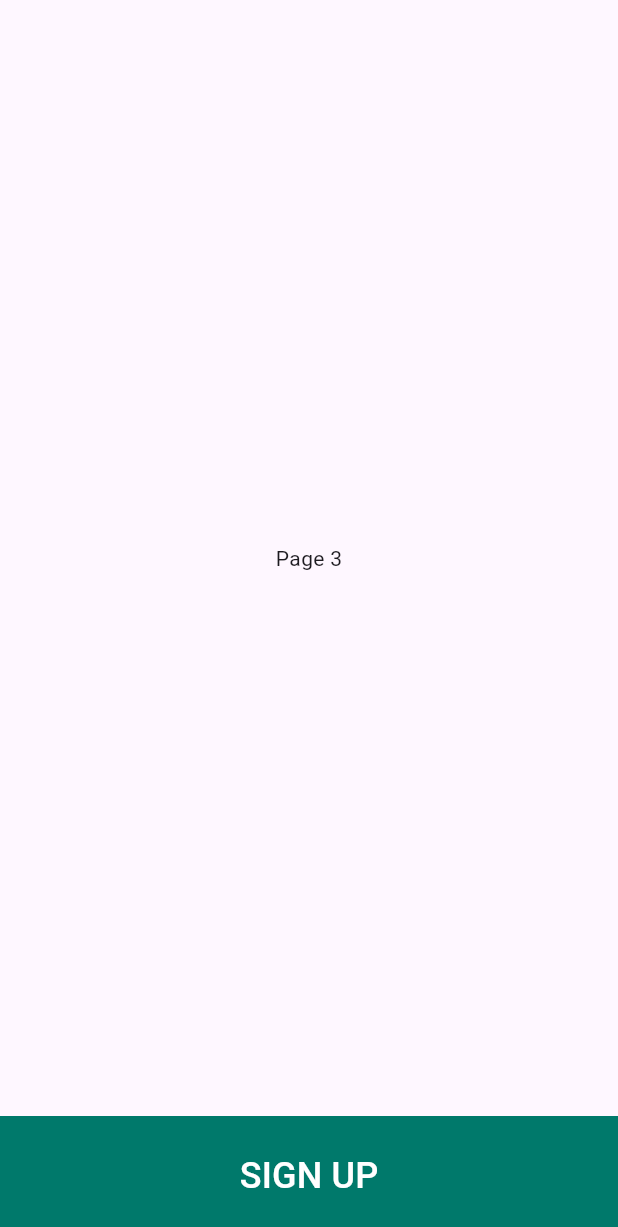
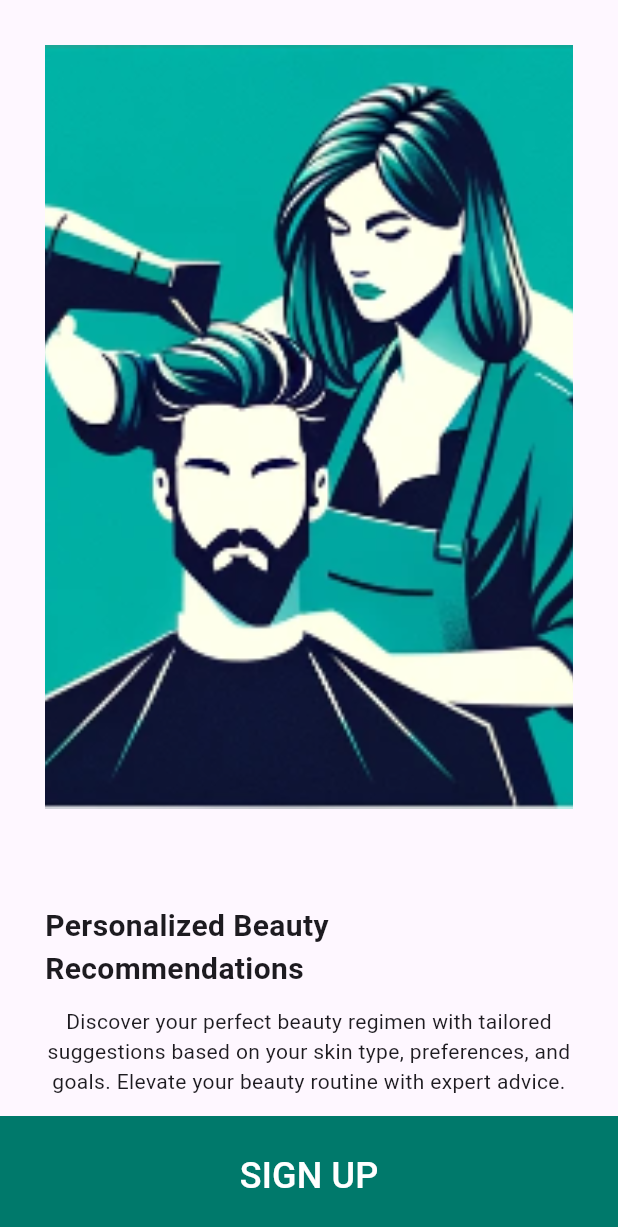
Before and after one commit to KamalTaleb/BeatyCenterApp, a Flutter app: the OnboardingPage screen opened directly, swiped to page 3, on a phone screen of 412 x 824 dp. Shown: the top 1227 px of the screen. Run offline on Flutter 3.47's test engine with Material 3 defaults, Android fonts, the light colour scheme and no system bars; our stand-ins replace image_picker, shared_preferences, smooth_page_indicator; accounts and stored records are empty.

Commit message:
first comit

```diff
--- a/lib/get_start.dart
+++ b/lib/get_start.dart
@@ -24,7 +24,7 @@ class _OnboardingPageState extends State<OnboardingPage> {
   Widget build(BuildContext context) {
     return Scaffold(
       body: Container(
-        padding: const EdgeInsets.only(bottom: 80),
+        padding: const EdgeInsets.all(30),
         child: PageView(
           controller: controller,
           onPageChanged: (index) {
@@ -32,18 +32,106 @@ class _OnboardingPageState extends State<OnboardingPage> {
           },
           children: [
             Container(
-              child: const Center(
-                child: Text("Page 1"),
+              child: Column(
+                children: [
+                  ClipRRect(
+                    borderRadius: BorderRadius.circular(20.0),
+                    child: Image.asset(
+                      'images/onboarding1.PNG',
+                      width: 200,
+                      height: 200,
+                    ),
+                  ),
+                  Expanded(
+                    child: Column(
+                      mainAxisAlignment: MainAxisAlignment.center,
+                      children: [
+                        Text(
+                          "Exclusive Rewards Program",
+                          style: TextStyle(
+                            fontSize: 20,
+                            fontWeight: FontWeight.bold,
+                          ),
+                        ),
+                        SizedBox(height: 10),
+                        Text(
+                          "Join our loyalty program for luxurious rewards. Earn points for purchases and unlock discounts, complimentary treatments, and VIP access to exclusive events.",
+                          textAlign: TextAlign.center,
+                        ),
+                      ],
+                    ),
+                  ),
+                ],
               ),
             ),
+
             Container(
-              child: const Center(
-                child: Text("Page 2"),
+              child: Column(
+                children: [
+                  Expanded(
+                    flex: 2,
+                    child: Image.asset(
+                      'images/onboarding2.PNG',
+                      fit: BoxFit.cover,
+                      width: double.infinity,
+                    ),
+                  ),
+                  Expanded(
+                    flex: 1,
+                    child: Column(
+                      mainAxisAlignment: MainAxisAlignment.center,
+                      children: [
+                        Text(
+                          "Seamless Booking Experience",
+                          style: TextStyle(
+                            fontSize: 20,
+                            fontWeight: FontWeight.bold,
+                          ),
+                        ),
+                        SizedBox(height: 10),
+                        Text(
+                          "Say goodbye to waiting lines. Easily schedule appointments, browse available slots, and receive instant confirmations—all from your fingertips",
+                          textAlign: TextAlign.center,
+                        ),
+                      ],
+                    ),
+                  ),
+                ],
               ),
             ),
+
             Container(
-              child: const Center(
-                child: Text("Page 3"),
+              child: Column(
+                children: [
+                  Expanded(
+                    flex: 6,
+                    child: Image.asset(
+                      'images/onboarding3.PNG',
+                      fit: BoxFit.cover,
+                      width: double.infinity,
+                    ),
+                  ),
+                  Expanded(
+                    flex: 3,
+                    child: Column(
+                      mainAxisAlignment: MainAxisAlignment.center,
+                      children: [
+                        Text(
+                          "Personalized Beauty Recommendations",
+                          style: TextStyle(
+                            fontSize: 20,
+                            fontWeight: FontWeight.bold,
+                          ),
+                        ),
+                        SizedBox(height: 10),
+                        Text(
+                          "Discover your perfect beauty regimen with tailored suggestions based on your skin type, preferences, and goals. Elevate your beauty routine with expert advice.",
+                          textAlign: TextAlign.center,
+                        ),
+                      ],
+                    ),
+                  ),
+                ],
               ),
             ),
           ],
--- a/lib/welcome_screen.dart
+++ b/lib/welcome_screen.dart
@@ -68,10 +68,10 @@ class _MyHomePageState extends State<MyHomePage> {
                 child: Column(
                   children: [
                     SizedBox(
-                      height: 15,
+                      height: 10,
                     ),
                     Text(
-                      "Beauty center's name",
+                      "BySabeen",
                       style: TextStyle(
                         fontSize: 25,
                         fontWeight: FontWeight.w600,
@@ -80,7 +80,7 @@ class _MyHomePageState extends State<MyHomePage> {
                       ),
                     ),
                     SizedBox(
-                      height: 30,
+                      height: 15,
                     ),
                     Padding(
                       padding: EdgeInsets.symmetric(horizontal: 40),
@@ -93,9 +93,9 @@ class _MyHomePageState extends State<MyHomePage> {
                         ),
                       ),
                     ),
-                    SizedBox(height: 40),
+                    SizedBox(height: 20),
                     Material(
-                      color: Colors.grey[300],
+                      color: Colors.teal.shade700,
                       borderRadius: BorderRadius.circular(10),
                       child: InkWell(
                         onTap: () {
@@ -112,7 +112,7 @@ class _MyHomePageState extends State<MyHomePage> {
                           child: Text(
                             "Let's get started",
                             style: TextStyle(
-                              color: Colors.black45,
+                              color: Colors.white,
                               fontSize: 22,
                               fontWeight: FontWeight.bold,
                               letterSpacing: 1,
@@ -139,7 +139,28 @@ class _MyHomePageState extends State<MyHomePage> {
                           child: Text(
                             " Login",
                             style: TextStyle(
-                                fontWeight: FontWeight.w600, fontSize: 18),
+                                fontWeight: FontWeight.w600, fontSize: 18, color: Colors.teal.shade700),
+                          ),
+                        )
+                      ],
+                    ),
+                    SizedBox(height:5),
+                    Row(
+                      mainAxisAlignment: MainAxisAlignment.center,
+                      children: <Widget>[
+                        Text("Only here for the services?"),
+                        TextButton(
+                          onPressed: () async {
+                            Navigator.of(context).pushReplacement(
+                              MaterialPageRoute(
+                                builder: (context) => SignInPage(),
+                              ),
+                            );
+                          },
+                          child: Text(
+                            "Guest Mode",
+                            style: TextStyle(
+                                fontWeight: FontWeight.w600, fontSize: 18, color: Colors.teal.shade700),
                           ),
                         )
                       ],
```
Also changed, not shown: images/onboarding1.JPG (deleted), images/onboarding1.PNG (added), images/onboarding2.JPG (deleted), images/onboarding2.PNG (added), images/onboarding3.JPG (deleted), images/onboarding3.PNG (added).
